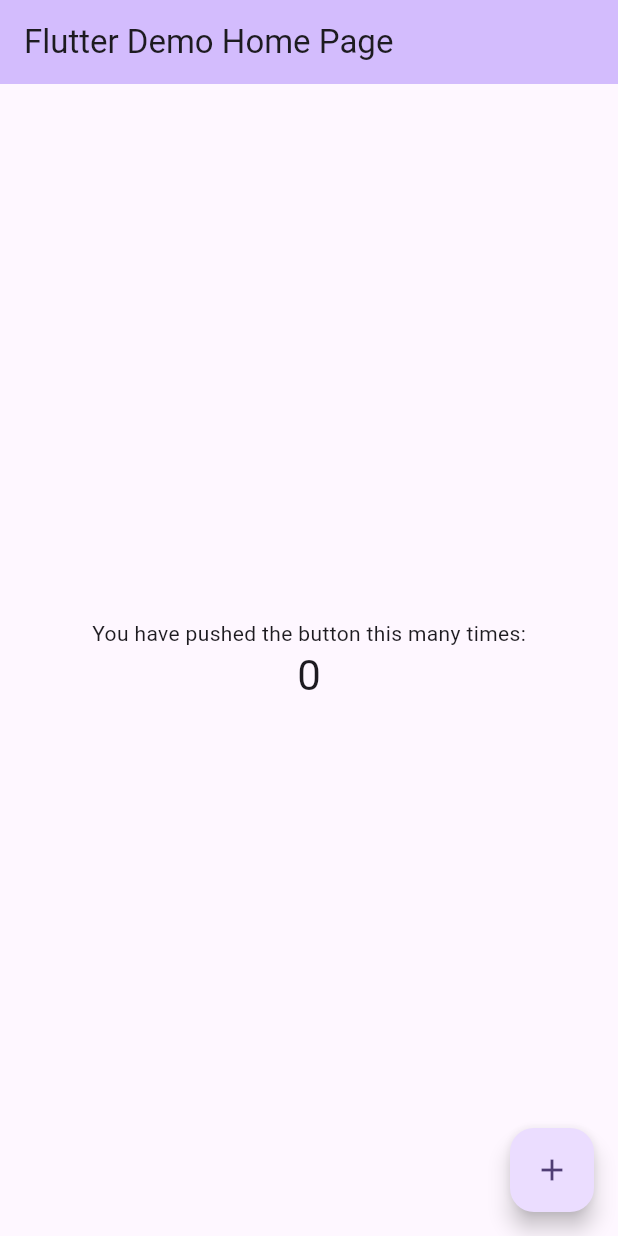
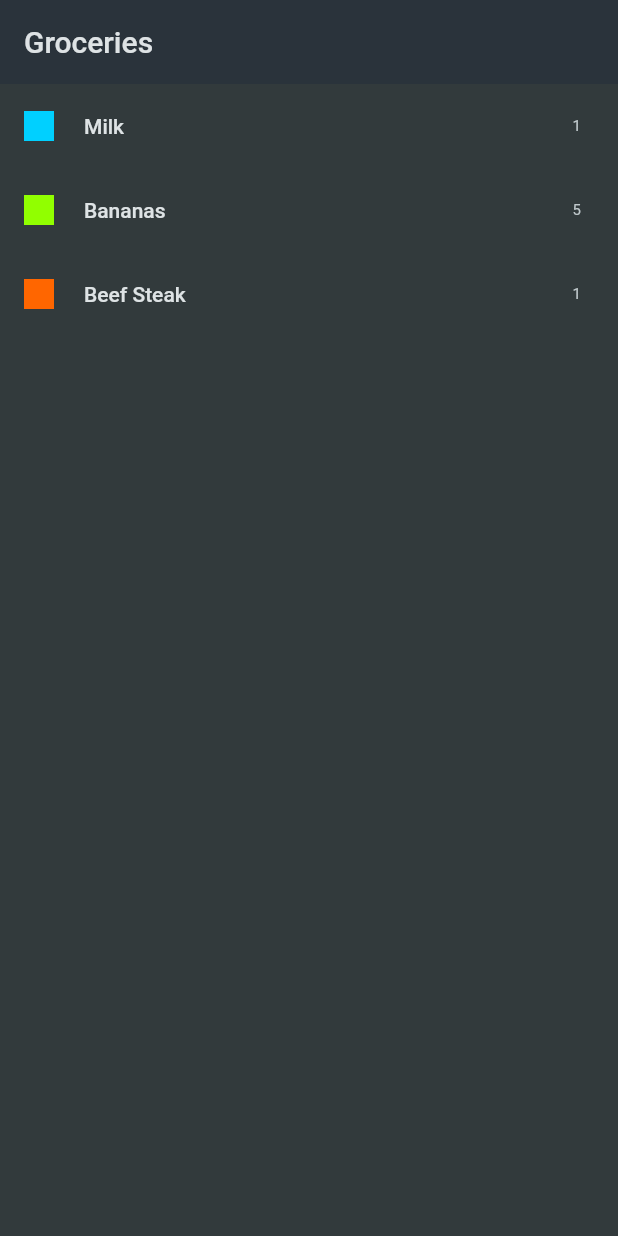
Before and after one commit to diegoDeMiguelNA/shopping-list, a Flutter app: the screen it shows after launch, on a phone screen of 412 x 824 dp. Run offline on Flutter 3.47's test engine with Material 2 defaults, Android fonts, the phone set to English and light mode, and no system bars.

Commit message:
Implemented first layout draft

```diff
--- a/lib/data/dummy_items.dart
+++ b/lib/data/dummy_items.dart
@@ -0,0 +1,7 @@
+import 'package:shopping_list/models/grocery_item.dart';
+
+const groceryItems = [
+  GroceryItem(id: 'a', name: 'Milk', quantity: 1, category: 'Dairy'),
+  GroceryItem(id: 'b', name: 'Bananas', quantity: 5, category: 'Fruit'),
+  GroceryItem(id: 'c', name: 'Beef Steak', quantity: 1, category: 'Meat'),
+];
--- a/lib/main.dart
+++ b/lib/main.dart
@@ -1,4 +1,5 @@
 import 'package:flutter/material.dart';
+import 'package:shopping_list/screens/groceries.dart';
 
 void main() {
   runApp(const MyApp());
@@ -11,115 +12,18 @@ class MyApp extends StatelessWidget {
   @override
   Widget build(BuildContext context) {
     return MaterialApp(
-      title: 'Flutter Demo',
-      theme: ThemeData(
-        // This is the theme of your application.
-        //
-        // TRY THIS: Try running your application with "flutter run". You'll see
-        // the application has a blue toolbar. Then, without quitting the app,
-        // try changing the seedColor in the colorScheme below to Colors.green
-        // and then invoke "hot reload" (save your changes or press the "hot
-        // reload" button in a Flutter-supported IDE, or press "r" if you used
-        // the command line to start the app).
-        //
-        // Notice that the counter didn't reset back to zero; the application
-        // state is not lost during the reload. To reset the state, use hot
-        // restart instead.
-        //
-        // This works for code too, not just values: Most code changes can be
-        // tested with just a hot reload.
-        colorScheme: ColorScheme.fromSeed(seedColor: Colors.deepPurple),
+      debugShowCheckedModeBanner: false,
+      title: 'Flutter Groceries',
+      theme: ThemeData.dark().copyWith(
         useMaterial3: true,
+        colorScheme: ColorScheme.fromSeed(
+          seedColor: const Color.fromARGB(255, 147, 229, 250),
+          brightness: Brightness.dark,
+          surface: const Color.fromARGB(255, 42, 51, 59),
+        ),
+        scaffoldBackgroundColor: const Color.fromARGB(255, 50, 58, 60),
       ),
-      home: const MyHomePage(title: 'Flutter Demo Home Page'),
+      home: const Groceries(),
     );
   }
 }
-
-class MyHomePage extends StatefulWidget {
-  const MyHomePage({super.key, required this.title});
-
-  // This widget is the home page of your application. It is stateful, meaning
-  // that it has a State object (defined below) that contains fields that affect
-  // how it looks.
-
-  // This class is the configuration for the state. It holds the values (in this
-  // case the title) provided by the parent (in this case the App widget) and
-  // used by the build method of the State. Fields in a Widget subclass are
-  // always marked "final".
-
-  final String title;
-
-  @override
-  State<MyHomePage> createState() => _MyHomePageState();
-}
-
-class _MyHomePageState extends State<MyHomePage> {
-  int _counter = 0;
-
-  void _incrementCounter() {
-    setState(() {
-      // This call to setState tells the Flutter framework that something has
-      // changed in this State, which causes it to rerun the build method below
-      // so that the display can reflect the updated values. If we changed
-      // _counter without calling setState(), then the build method would not be
-      // called again, and so nothing would appear to happen.
-      _counter++;
-    });
-  }
-
-  @override
-  Widget build(BuildContext context) {
-    // This method is rerun every time setState is called, for instance as done
-    // by the _incrementCounter method above.
-    //
-    // The Flutter framework has been optimized to make rerunning build methods
-    // fast, so that you can just rebuild anything that needs updating rather
-    // than having to individually change instances of widgets.
-    return Scaffold(
-      appBar: AppBar(
-        // TRY THIS: Try changing the color here to a specific color (to
-        // Colors.amber, perhaps?) and trigger a hot reload to see the AppBar
-        // change color while the other colors stay the same.
-        backgroundColor: Theme.of(context).colorScheme.inversePrimary,
-        // Here we take the value from the MyHomePage object that was created by
-        // the App.build method, and use it to set our appbar title.
-        title: Text(widget.title),
-      ),
-      body: Center(
-        // Center is a layout widget. It takes a single child and positions it
-        // in the middle of the parent.
-        child: Column(
-          // Column is also a layout widget. It takes a list of children and
-          // arranges them vertically. By default, it sizes itself to fit its
-          // children horizontally, and tries to be as tall as its parent.
-          //
-          // Column has various properties to control how it sizes itself and
-          // how it positions its children. Here we use mainAxisAlignment to
-          // center the children vertically; the main axis here is the vertical
-          // axis because Columns are vertical (the cross axis would be
-          // horizontal).
-          //
-          // TRY THIS: Invoke "debug painting" (choose the "Toggle Debug Paint"
-          // action in the IDE, or press "p" in the console), to see the
-          // wireframe for each widget.
-          mainAxisAlignment: MainAxisAlignment.center,
-          children: <Widget>[
-            const Text(
-              'You have pushed the button this many times:',
-            ),
-            Text(
-              '$_counter',
-              style: Theme.of(context).textTheme.headlineMedium,
-            ),
-          ],
-        ),
-      ),
-      floatingActionButton: FloatingActionButton(
-        onPressed: _incrementCounter,
-        tooltip: 'Increment',
-        child: const Icon(Icons.add),
-      ), // This trailing comma makes auto-formatting nicer for build methods.
-    );
-  }
-}
--- /dev/null
+++ b/lib/screens/groceries.dart
@@ -0,0 +1,52 @@
+import 'package:flutter/material.dart';
+
+class Groceries extends StatelessWidget {
+  const Groceries({super.key});
+  @override
+  build(BuildContext context) {
+    return Scaffold(
+      appBar: AppBar(
+        title: const Text('Groceries'),
+      ),
+      body: ListView(
+        children: const [
+          ListTile(
+            leading: SizedBox(
+              width: 20,
+              height: 20,
+              child: DecoratedBox(
+                decoration: BoxDecoration(
+                  color: Color.fromARGB(255, 0, 208, 255),
+                ),
+              ),
+            ),
+            title: Text('Milk'),
+            trailing: Text('1'),
+          ),
+          ListTile(
+            leading: SizedBox(
+              width: 20,
+              height: 20,
+              child: DecoratedBox(
+                  decoration:
+                      BoxDecoration(color: Color.fromARGB(255, 145, 255, 0))),
+            ),
+            title: Text('Bananas'),
+            trailing: Text('5'),
+          ),
+          ListTile(
+            leading: SizedBox(
+              width: 20,
+              height: 20,
+              child: DecoratedBox(
+                  decoration:
+                      BoxDecoration(color: Color.fromARGB(255, 255, 102, 0))),
+            ),
+            title: Text('Beef Steak'),
+            trailing: Text('1'),
+          ),
+        ],
+      ),
+    );
+  }
+}
```
Also changed, not shown: lib/data/categories.dart (+59 -0 lines), lib/models/category.dart (added, +11 -0 lines), lib/models/grocery_item.dart (added, +13 -0 lines).
